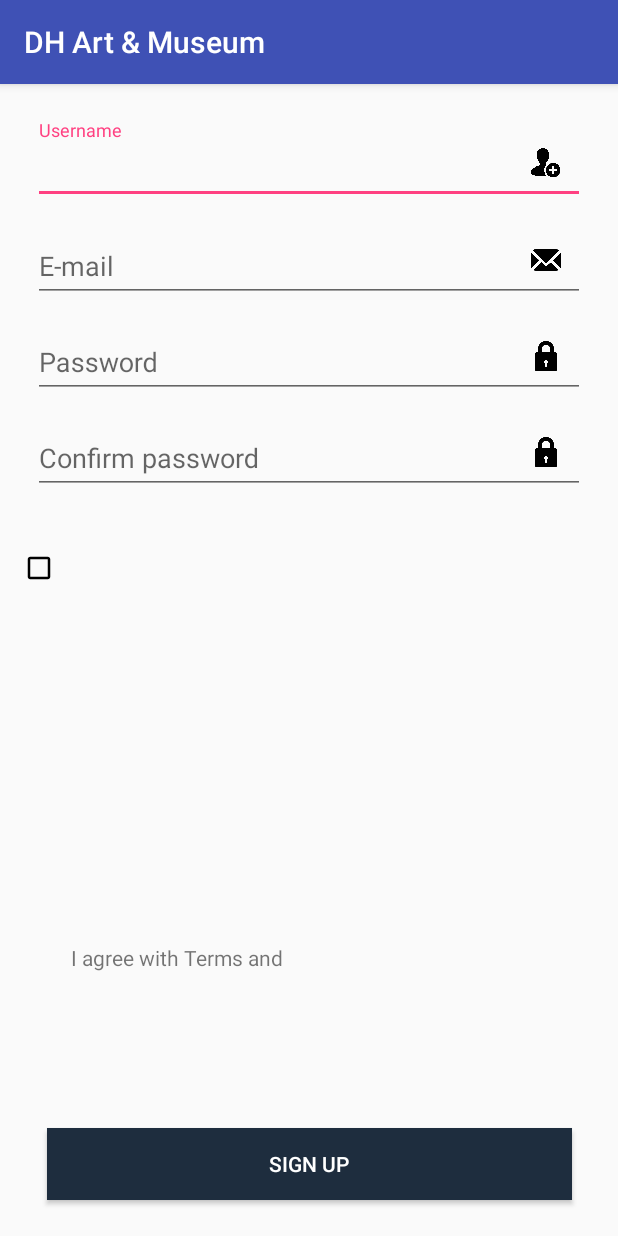
After one commit to stetter/dh_art_-_museum, an Android app: the CadastroActivity screen opened directly, with no data from a screen before it, on a phone screen of 412 x 824 dp. The commit adds this screen. Run offline under Robolectric (Android 15) with nearby library versions, the phone set to English and light mode, and no system bars.

Commit message:
Tela Cadastro

```diff
--- a/app/build.gradle
+++ b/app/build.gradle
@@ -25,4 +25,5 @@ dependencies {
     testImplementation 'junit:junit:4.12'
     androidTestImplementation 'com.android.support.test:runner:1.0.2'
     androidTestImplementation 'com.android.support.test.espresso:espresso-core:3.0.2'
+    implementation 'com.android.support:design:27.1.1'
 }
--- a/app/src/main/AndroidManifest.xml
+++ b/app/src/main/AndroidManifest.xml
@@ -16,6 +16,7 @@
                 <category android:name="android.intent.category.LAUNCHER" />
             </intent-filter>
         </activity>
+        <activity android:name=".CadastroActivity"></activity>
     </application>
 
 </manifest>
--- /dev/null
+++ b/app/src/main/java/com/stetter/dhartmuseum/CadastroActivity.java
@@ -0,0 +1,13 @@
+package com.stetter.dhartmuseum;
+
+import android.support.v7.app.AppCompatActivity;
+import android.os.Bundle;
+
+public class CadastroActivity extends AppCompatActivity {
+
+    @Override
+    protected void onCreate(Bundle savedInstanceState) {
+        super.onCreate(savedInstanceState);
+        setContentView(R.layout.activity_cadastro);
+    }
+}
--- /dev/null
+++ b/app/src/main/res/drawable/ic_check_box_outline_24dp.xml
@@ -0,0 +1,9 @@
+<vector xmlns:android="http://schemas.android.com/apk/res/android"
+        android:width="24dp"
+        android:height="24dp"
+        android:viewportWidth="24.0"
+        android:viewportHeight="24.0">
+    <path
+        android:fillColor="#FF000000"
+        android:pathData="M19,5v14H5V5h14m0,-2H5c-1.1,0 -2,0.9 -2,2v14c0,1.1 0.9,2 2,2h14c1.1,0 2,-0.9 2,-2V5c0,-1.1 -0.9,-2 -2,-2z"/>
+</vector>
--- /dev/null
+++ b/app/src/main/res/layout/activity_cadastro.xml
@@ -0,0 +1,164 @@
+<?xml version="1.0" encoding="utf-8"?>
+<android.support.constraint.ConstraintLayout
+    xmlns:android="http://schemas.android.com/apk/res/android"
+    xmlns:app="http://schemas.android.com/apk/res-auto"
+    xmlns:tools="http://schemas.android.com/tools"
+    android:layout_width="match_parent"
+    android:layout_height="match_parent"
+    tools:context=".CadastroActivity">
+
+    <android.support.design.widget.TextInputLayout
+        android:id="@+id/text_username"
+        android:layout_width="368dp"
+        android:layout_height="57dp"
+        android:layout_marginEnd="8dp"
+        android:layout_marginStart="8dp"
+        android:layout_marginTop="24dp"
+        app:layout_constraintEnd_toEndOf="parent"
+        app:layout_constraintStart_toStartOf="parent"
+        app:layout_constraintTop_toTopOf="parent">
+
+        <android.support.design.widget.TextInputEditText
+            android:layout_width="match_parent"
+            android:layout_height="wrap_content"
+            android:hint="Username" />
+    </android.support.design.widget.TextInputLayout>
+
+    <android.support.design.widget.TextInputLayout
+        android:id="@+id/text_email"
+        android:layout_width="368dp"
+        android:layout_height="wrap_content"
+        android:layout_marginEnd="8dp"
+        android:layout_marginStart="8dp"
+        android:layout_marginTop="8dp"
+        app:layout_constraintEnd_toEndOf="parent"
+        app:layout_constraintStart_toStartOf="parent"
+        app:layout_constraintTop_toBottomOf="@+id/text_username">
+
+        <android.support.design.widget.TextInputEditText
+            android:layout_width="match_parent"
+            android:layout_height="wrap_content"
+            android:hint="E-mail" />
+    </android.support.design.widget.TextInputLayout>
+
+    <android.support.design.widget.TextInputLayout
+        android:id="@+id/text_password"
+        android:layout_width="368dp"
+        android:layout_height="wrap_content"
+        android:layout_marginEnd="8dp"
+        android:layout_marginStart="8dp"
+        android:layout_marginTop="8dp"
+        app:layout_constraintEnd_toEndOf="parent"
+        app:layout_constraintStart_toStartOf="parent"
+        app:layout_constraintTop_toBottomOf="@+id/text_email">
+
+        <android.support.design.widget.TextInputEditText
+            android:layout_width="match_parent"
+            android:layout_height="wrap_content"
+            android:hint="Password" />
+    </android.support.design.widget.TextInputLayout>
+
+    <android.support.design.widget.TextInputLayout
+        android:id="@+id/text_confirm_password"
+        android:layout_width="368dp"
+        android:layout_height="wrap_content"
+        android:layout_marginEnd="8dp"
+        android:layout_marginStart="8dp"
+        android:layout_marginTop="8dp"
+        app:layout_constraintEnd_toEndOf="parent"
+        app:layout_constraintStart_toStartOf="parent"
+        app:layout_constraintTop_toBottomOf="@+id/text_password">
+
+        <android.support.design.widget.TextInputEditText
+            android:layout_width="match_parent"
+            android:layout_height="wrap_content"
+            android:hint="Confirm password" />
+    </android.support.design.widget.TextInputLayout>
+
+    <ImageView
+        android:id="@+id/image_username"
+        android:layout_width="20dp"
+        android:layout_height="24dp"
+        android:layout_marginBottom="8dp"
+        android:layout_marginEnd="16dp"
+        android:layout_marginTop="8dp"
+        android:src="@drawable/image_username"
+        app:layout_constraintBottom_toBottomOf="@+id/text_username"
+        app:layout_constraintEnd_toEndOf="@+id/text_username"
+        app:layout_constraintTop_toTopOf="@+id/text_username" />
+
+    <ImageView
+        android:id="@+id/image_email"
+        android:layout_width="20dp"
+        android:layout_height="24dp"
+        android:layout_marginBottom="8dp"
+        android:layout_marginEnd="16dp"
+        android:layout_marginTop="8dp"
+        android:src="@drawable/image_email"
+        app:layout_constraintBottom_toBottomOf="@+id/text_email"
+        app:layout_constraintEnd_toEndOf="@+id/text_email"
+        app:layout_constraintTop_toTopOf="@+id/text_email" />
+
+    <ImageView
+        android:id="@+id/image_password"
+        android:layout_width="20dp"
+        android:layout_height="24dp"
+        android:layout_marginBottom="8dp"
+        android:layout_marginEnd="16dp"
+        android:layout_marginTop="8dp"
+        android:src="@drawable/image_password"
+        app:layout_constraintBottom_toBottomOf="@+id/text_password"
+        app:layout_constraintEnd_toEndOf="@+id/text_password"
+        app:layout_constraintTop_toTopOf="@+id/text_password" />
+
+    <ImageView
+        android:id="@+id/image_confirm_password"
+        android:layout_width="20dp"
+        android:layout_height="24dp"
+        android:layout_marginBottom="8dp"
+        android:layout_marginEnd="16dp"
+        android:layout_marginTop="8dp"
+        android:src="@drawable/image_password"
+        app:layout_constraintBottom_toBottomOf="@+id/text_confirm_password"
+        app:layout_constraintEnd_toEndOf="@+id/text_confirm_password"
+        app:layout_constraintTop_toTopOf="@+id/text_confirm_password" />
+
+    <ImageView
+        android:id="@+id/image_check_box"
+        android:layout_width="20dp"
+        android:layout_height="24dp"
+        android:layout_marginStart="16dp"
+        android:layout_marginTop="37dp"
+        android:src="@drawable/ic_check_box_outline_24dp"
+        app:layout_constraintStart_toStartOf="parent"
+        app:layout_constraintTop_toBottomOf="@+id/text_confirm_password" />
+
+    <TextView
+        android:id="@+id/text_terms_conditions"
+        android:layout_width="211dp"
+        android:layout_height="19dp"
+        android:layout_marginBottom="104dp"
+        android:layout_marginEnd="84dp"
+        android:layout_marginStart="8dp"
+        android:text="I agree with Terms and Conditions"
+        app:layout_constraintBottom_toTopOf="@+id/button"
+        app:layout_constraintEnd_toEndOf="parent"
+        app:layout_constraintHorizontal_bias="0.044"
+        app:layout_constraintStart_toEndOf="@+id/image_check_box" />
+
+    <Button
+        android:id="@+id/button"
+        android:layout_width="350dp"
+        android:layout_height="wrap_content"
+        android:layout_marginBottom="24dp"
+        android:layout_marginEnd="8dp"
+        android:layout_marginStart="8dp"
+        android:background="@color/colorPrimarySignUp"
+        android:text="Sign up"
+        android:textAlignment="center"
+        android:textColor="@android:color/background_light"
+        app:layout_constraintBottom_toBottomOf="parent"
+        app:layout_constraintEnd_toEndOf="parent"
+        app:layout_constraintStart_toStartOf="parent" />
+
+</android.support.constraint.ConstraintLayout>
--- a/app/src/main/res/values/colors.xml
+++ b/app/src/main/res/values/colors.xml
@@ -3,4 +3,5 @@
     <color name="colorPrimary">#3F51B5</color>
     <color name="colorPrimaryDark">#303F9F</color>
     <color name="colorAccent">#FF4081</color>
+    <color name="colorPrimarySignUp">#1E2D3E</color>
 </resources>
```
Also changed, not shown: app/src/main/res/drawable/image_email.png (added), app/src/main/res/drawable/image_password.png (added), app/src/main/res/drawable/image_username.png (added).
